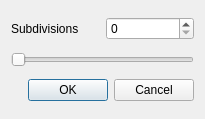
Before: the Qt Designer form gui/ui/SurfaceSubdivisionDialog.ui in ruimaciel/femp, drawn with Qt 5.
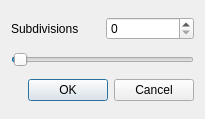
After: the same form once the commit is applied.

Diff of the .ui file:
```diff
--- a/gui/ui/SurfaceSubdivisionDialog.ui
+++ b/gui/ui/SurfaceSubdivisionDialog.ui
@@ -43,10 +43,10 @@
    <item>
     <widget class="QSlider" name="horizontalSlider">
      <property name="minimum">
-      <number>1</number>
+      <number>0</number>
      </property>
      <property name="maximum">
-      <number>9</number>
+      <number>99</number>
      </property>
      <property name="value">
       <number>1</number>
```
Left out of the diff: 6 changed lines with no effect on the pictures.
